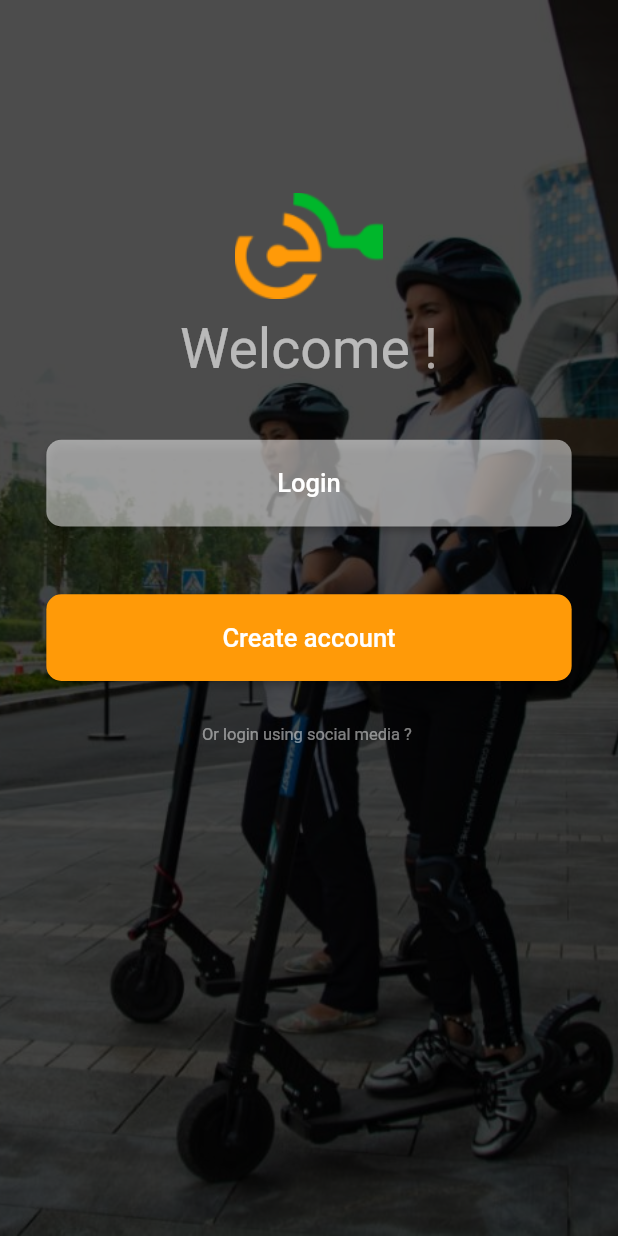
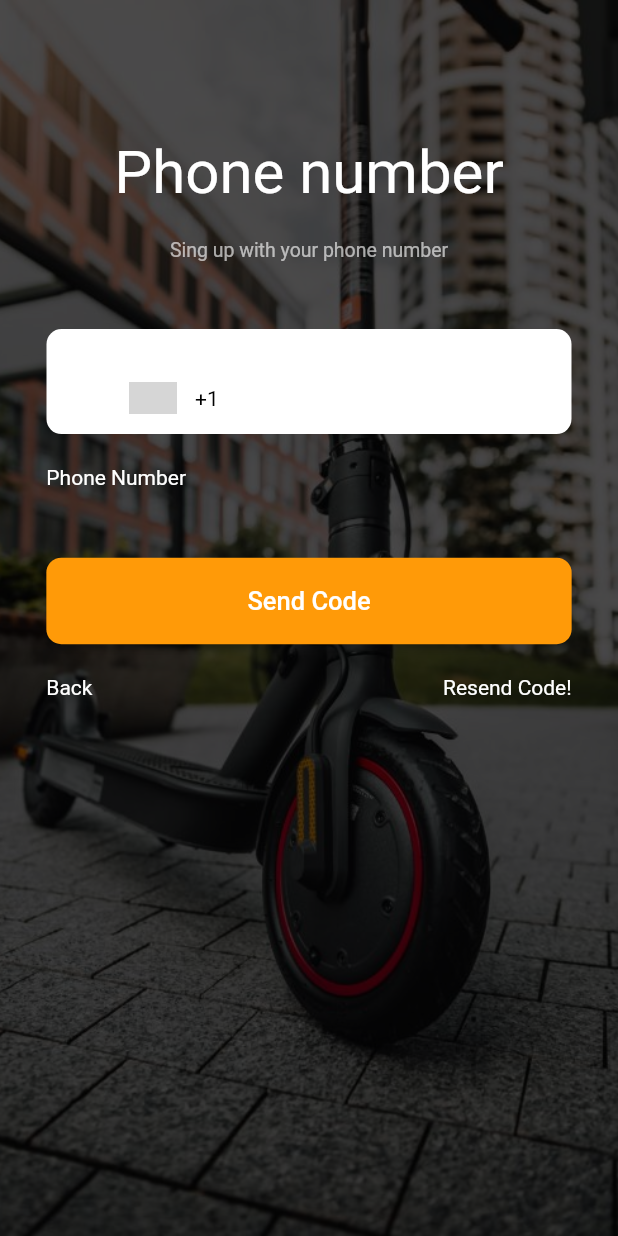
Before and after one commit to OumzilYas/hopla_mob_front, a Flutter app: the screen it shows after launch, after a tap on "Login", on a phone screen of 412 x 824 dp. Run offline on Flutter 3.47's test engine with Material 2 defaults, Android fonts, the light colour scheme and no system bars; drawn by our look-alikes of intl_phone_number_input; our stand-ins replace google_fonts; Roboto replaces fonts that are missing (Product Sans); grey boxes are pictures that could not be loaded.

Commit message:
phonePage UI

```diff
--- a/lib/view/login_page.dart
+++ b/lib/view/login_page.dart
@@ -17,8 +17,6 @@ class MyHomePage extends StatefulWidget {
 }
 
 class _MyHomePageState extends State<MyHomePage> {
-  Color randomColor() =>
-      Color((Random().nextDouble() * 0xFFFFFF).toInt() << 0).withOpacity(1.0);
 
   @override
   Widget build(BuildContext context) {
@@ -59,7 +57,7 @@ class _MyHomePageState extends State<MyHomePage> {
                  style: TextStyle(
                    fontFamily: 'Product Sans',
                    fontSize: 37,
-                   color: const Color(0x9cffffff),
+                   color:  Color(0x9cffffff),
                  ),
                  textAlign: TextAlign.left,
                ),
--- /dev/null
+++ b/lib/view/phone_page.dart
@@ -0,0 +1,177 @@
+
+import 'dart:math';
+
+import 'package:flutter/cupertino.dart';
+import 'package:flutter/material.dart';
+import 'package:google_fonts/google_fonts.dart';
+import 'package:hopla_front_mob/config/size_config.dart';
+import 'package:hopla_front_mob/widgets/HoplaTextField.dart';
+import 'package:hopla_front_mob/widgets/hopla_button.dart';
+import 'package:intl_phone_number_input/intl_phone_number_input.dart';
+
+class PhonePage extends StatefulWidget {
+
+
+
+  @override
+  State<PhonePage> createState() => _MyHomePageState();
+}
+
+class _MyHomePageState extends State<PhonePage> {
+  String initialCountry = 'US';
+  PhoneNumber number = PhoneNumber(isoCode: 'US');
+
+  @override
+  Widget build(BuildContext context) {
+    double height = SizeConfig.getHeight(context);
+    double width = SizeConfig.getWidth(context);
+
+    return Scaffold(
+      body:  Center(
+        child:  Container(
+          decoration:
+          BoxDecoration(
+            color: const Color(0xff7c94b6),
+            image:   DecorationImage(
+              fit: BoxFit.cover,
+              colorFilter:
+              ColorFilter.mode(Colors.black.withOpacity(0.7),
+                  BlendMode.darken),
+              image:const AssetImage("assets/scooter_bg.jpg"),
+            ),
+          ),
+
+
+          height:SizeConfig.getHeight(context) ,
+          width: SizeConfig.getHeight(context) ,
+          child: ListView(
+            children: [
+              SizedBox(height:height*.111 ,),
+              const Center(
+                child:Text(
+                  'Phone number',
+                  style: TextStyle(
+                    fontFamily: 'Product Sans',
+                    fontSize: 40,
+                    color:  Color(0xffffffff),
+                  ),
+                  textAlign: TextAlign.center,
+                ),
+              ),
+              SizedBox(height:height*.025 ,),
+              const Center(
+                child:Text(
+                  'Sing up with your phone number',
+                  style: TextStyle(
+                    fontFamily: 'Product Sans',
+                    fontSize: 13,
+                    color:  Color(0xa1ffffff),
+                  ),
+                  textAlign: TextAlign.center,
+                ),
+              ),
+              SizedBox(height:height*.055 ,),
+              Center(
+                child: Container(
+                  decoration:const  BoxDecoration(
+                    color: Colors.white,
+                    borderRadius: BorderRadius.only(
+                        topLeft: Radius.circular(10),
+                        topRight: Radius.circular(10),
+                        bottomLeft: Radius.circular(10),
+                        bottomRight: Radius.circular(10)
+                    ),
+
+                  ),
+                  height: 70,
+                  width: 350,
+                  child:  Center(
+                    child: SizedBox(
+                      height: 75,
+                      width: 280,
+                      child: InternationalPhoneNumberInput(
+                        onInputChanged: (PhoneNumber number) {
+                          print(number.phoneNumber);
+                        },
+                        onInputValidated: (bool value) {
+                          print(value);
+                        },
+                        initialValue: number,
+                        selectorConfig: const SelectorConfig(
+                          selectorType: PhoneInputSelectorType.BOTTOM_SHEET,
+                        ),
+                        ignoreBlank: false,
+                        autoValidateMode: AutovalidateMode.disabled,
+                        selectorTextStyle: const TextStyle(color: Colors.black),
+                        formatInput: false,
+                        textStyle: GoogleFonts.montserrat(
+                          textStyle: const TextStyle(color: Colors.black, letterSpacing: .5,fontSize: 20),
+                        ),
+                        keyboardType:const
+                        TextInputType.numberWithOptions(signed: true, decimal: true),
+                        inputDecoration: const InputDecoration(
+                          border: InputBorder.none,
+                          hintText: '',
+                        ),
+                        onSaved: (PhoneNumber number) {
+                          print('On Saved: $number');
+                        },
+                      ),
+                    ),
+                  ),),
+              ),
+              Center(child: SizedBox(
+                width: width*.85,
+                height: height*.07,
+                child:Row(
+                  mainAxisAlignment: MainAxisAlignment.spaceBetween,
+                  children:const  [
+                    Text(
+                      'Phone Number',
+                      style: TextStyle(
+                        fontFamily: 'Product Sans',
+                        fontSize: 14,
+                        color:  Color(0xffffffff),
+                      ),
+                      textAlign: TextAlign.center,
+                    ),
+                    SizedBox()
+                  ],
+                ),),),
+              SizedBox(height:height*.03 ,),
+              Center(child: SizedBox(child: HoplaButton(width*.85,height*.07, const  Color(0xffff9a08), "Send Code",(){}),),),
+              Center(child: SizedBox(
+                width: width*.85,
+                height: height*.07,
+                child:Row(
+                mainAxisAlignment: MainAxisAlignment.spaceBetween,
+                children:const  [
+                  Text(
+                    'Back',
+                    style: TextStyle(
+                      fontFamily: 'Product Sans',
+                      fontSize: 14,
+                      color:  Color(0xffffffff),
+                    ),
+                    textAlign: TextAlign.center,
+                  ),
+                  Text(
+                    'Resend Code!',
+                    style: TextStyle(
+                      fontFamily: 'Product Sans',
+                      fontSize: 14,
+                      color:  Color(0xffffffff),
+                    ),
+                    textAlign: TextAlign.center,
+                  ),
+                ],
+              ),),)
+
+            ],
+          ),
+        ),
+      ),
+      // This trailing comma makes auto-formatting nicer for build methods.
+    );
+  }
+}
--- a/lib/widgets/hopla_button.dart
+++ b/lib/widgets/hopla_button.dart
@@ -1,5 +1,6 @@
 import 'package:flutter/material.dart';
 import 'package:hopla_front_mob/config/size_config.dart';
+import 'package:hopla_front_mob/view/phone_page.dart';
 
 class HoplaButton extends StatelessWidget {
   final double  width;
@@ -37,8 +38,9 @@ class HoplaButton extends StatelessWidget {
           textAlign: TextAlign.left,
         ),
         onPressed: () {
-          print(SizeConfig.getHeight(context).toString());
-          print(SizeConfig.getWidth(context).toString());
+          Navigator.push(context, MaterialPageRoute(builder: (context){
+            return PhonePage();
+          }));
 
         },
       ),
--- a/pubspec.yaml
+++ b/pubspec.yaml
@@ -35,6 +35,7 @@ dependencies:
   # Use with the CupertinoIcons class for iOS style icons.
   cupertino_icons: ^1.0.2
   google_fonts: ^2.2.0
+  intl_phone_number_input: ^0.7.0+2
 
 dev_dependencies:
   flutter_test:
```
Also changed, not shown: assets/scooter_bg.jpg (added), pubspec.lock.
